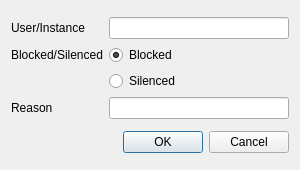
The window that src/whyblocked_add.ui (tastytea/whyblocked) describes before a commit, drawn with Qt 5.
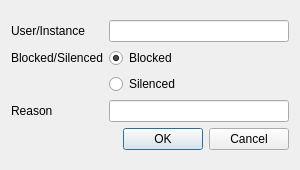
The same window after the commit.

Commit message: Added quit button and Ctrl-Q shortcut

The edit to the form file:
```diff
--- a/src/whyblocked_add.ui
+++ b/src/whyblocked_add.ui
@@ -15,7 +15,7 @@
   </property>
   <layout class="QVBoxLayout" name="verticalLayout">
    <item>
-    <layout class="QGridLayout" name="layout_grid" rowstretch="0,0,0,0">
+    <layout class="QGridLayout" name="layout_grid" rowstretch="0,0,0,0,0">
      <item row="0" column="0">
       <widget class="QLabel" name="label_user">
        <property name="text">
@@ -90,9 +90,7 @@
      <item row="3" column="1">
       <widget class="QLineEdit" name="text_reason"/>
      </item>
-    </layout>
-   </item>
-   <item>
+     <item row="4" column="1">
     <widget class="QDialogButtonBox" name="buttonBox">
      <property name="orientation">
       <enum>Qt::Horizontal</enum>
@@ -101,6 +99,8 @@
       <set>QDialogButtonBox::Cancel|QDialogButtonBox::Ok</set>
      </property>
     </widget>
+     </item>
+    </layout>
    </item>
   </layout>
  </widget>
```
Lines whose indentation alone changed are shown as unchanged. The commit also changes 3 other files.
